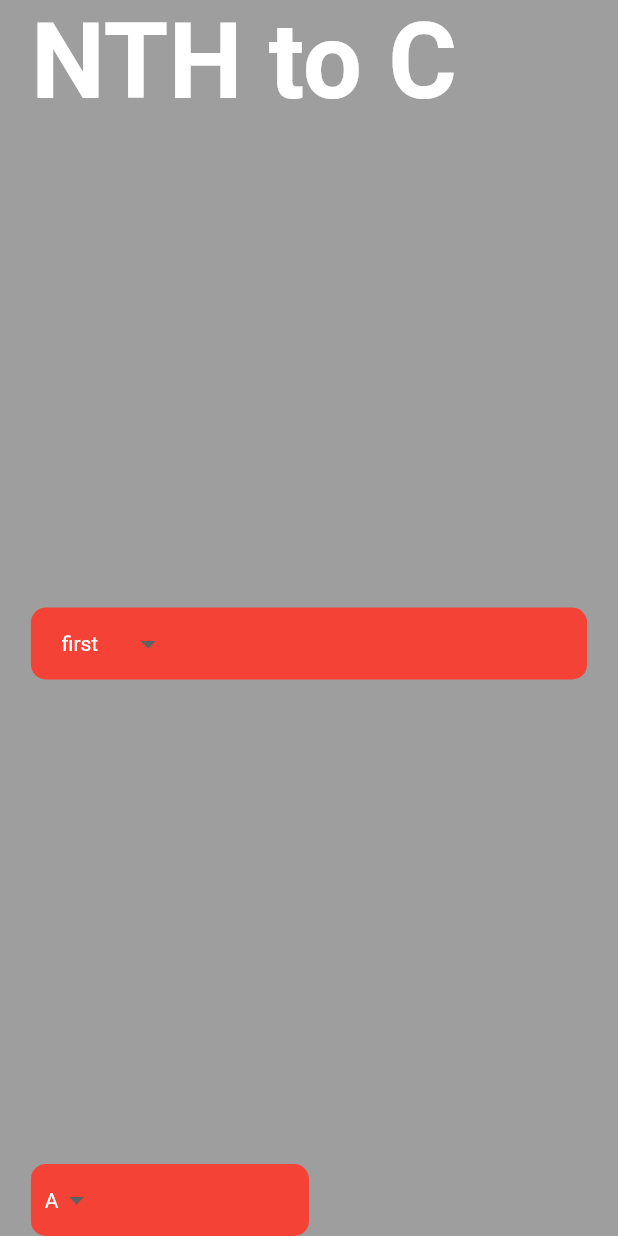
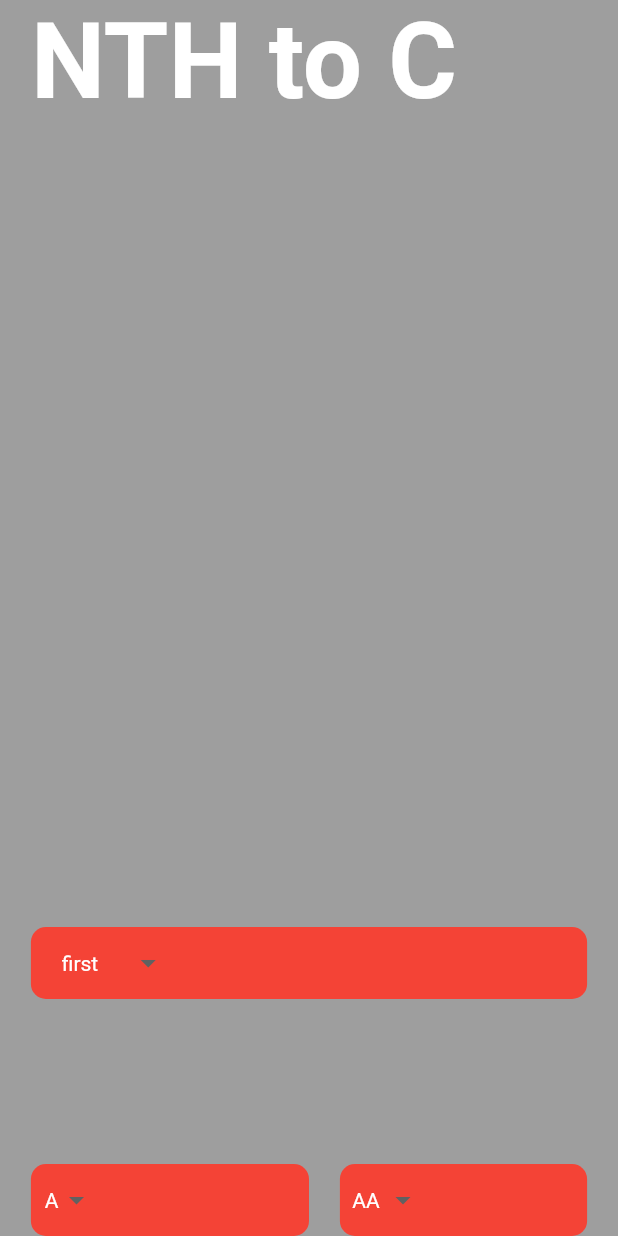
Before and after one commit to LoviceSunuwar/Flutter_UI_Practice, a Flutter app: the screen it shows after launch, on a phone screen of 412 x 824 dp. Run offline on Flutter 3.47's test engine with Material 2 defaults, Android fonts, the phone set to English and light mode, and no system bars; missing offline and left inert: dart:ffi.

Commit message:
using row, and keeping all the container coumns in whoel

```diff
--- a/lib/pages/homepage.dart
+++ b/lib/pages/homepage.dart
@@ -19,11 +19,7 @@ class HomePage extends StatelessWidget {
             mainAxisAlignment: MainAxisAlignment.spaceBetween,
             mainAxisSize: MainAxisSize.max,
             crossAxisAlignment: CrossAxisAlignment.start,
-            children: [
-              _justTitle(),
-              _dropdownwidget(),
-              _alphabetdropdownwidget(),
-            ],
+            children: [_justTitle(), _whole()],
           ),
         ),
       ),
@@ -52,13 +48,38 @@ class HomePage extends StatelessWidget {
     );
   }
 
+  Widget _whole() {
+    return Container(
+      height: _deviceHeight * 0.25,
+      width: _deviceHeight * 0.8,
+      child: Column(
+        mainAxisAlignment: MainAxisAlignment.spaceBetween,
+        mainAxisSize: MainAxisSize.max,
+        crossAxisAlignment: CrossAxisAlignment.center,
+        children: [
+          _dropdownwidget(),
+          _alphabetdropdownwidget(),
+        ],
+      ),
+    );
+  }
+
   Widget _dropdownwidget() {
     return CustomDropDown(
         values: ['first', 'second', 'third'], width: _deviceWidth);
   }
 
   Widget _alphabetdropdownwidget() {
-    return CustomDropDown(
-        values: ['A', 'B', 'C', 'D'], width: _deviceWidth * 0.45);
+    return Row(
+      mainAxisAlignment: MainAxisAlignment.spaceBetween,
+      mainAxisSize: MainAxisSize.max,
+      crossAxisAlignment: CrossAxisAlignment.center,
+      children: [
+        CustomDropDown(
+            values: ['A', 'B', 'C', 'D'], width: _deviceWidth * 0.45),
+        CustomDropDown(
+            values: ['AA', 'BB', 'CC', 'DD '], width: _deviceWidth * 0.40),
+      ],
+    );
   }
 }
```
